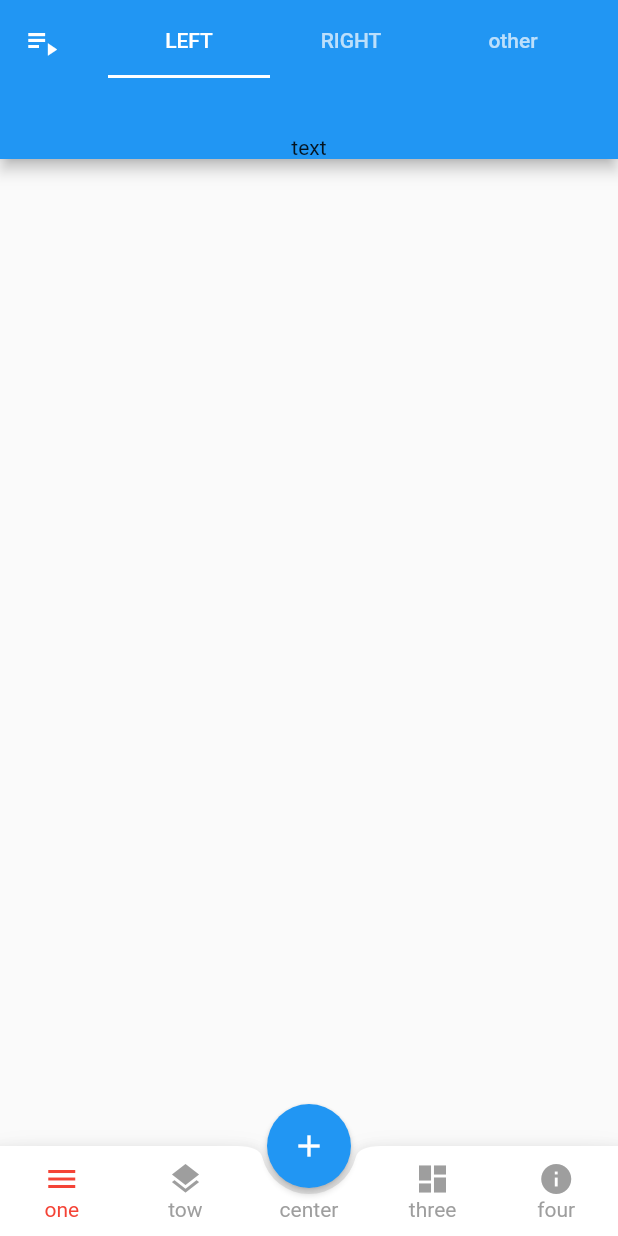
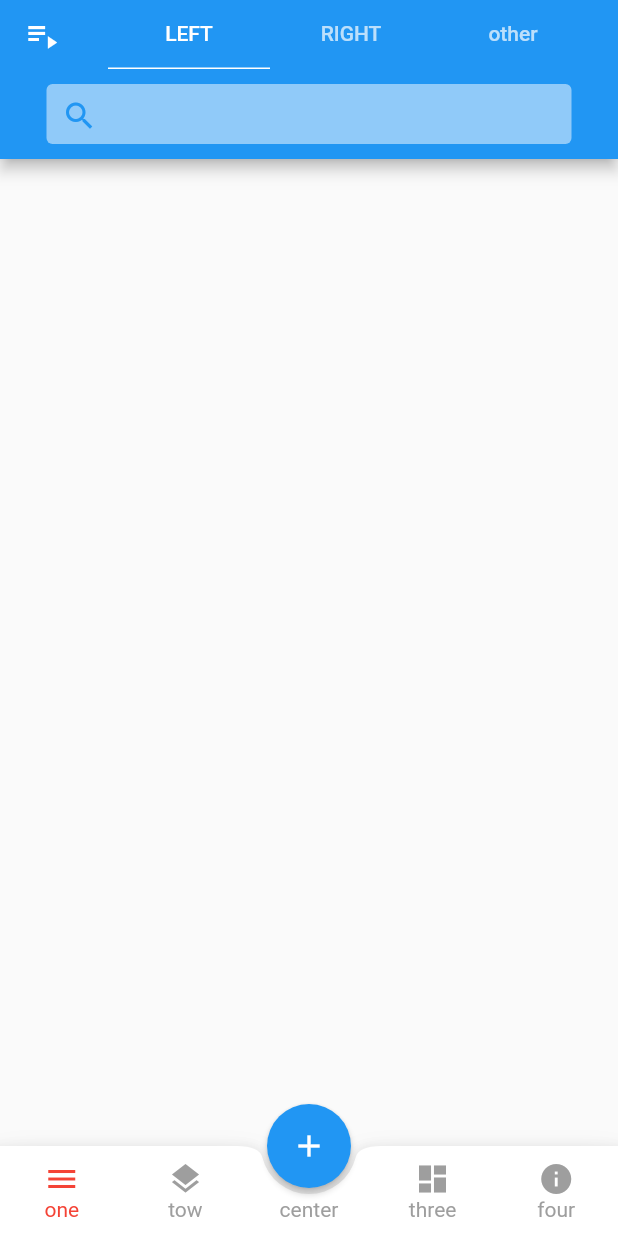
Before and after one commit to lylong93/myapp, a Flutter app: the screen it shows after launch, on a phone screen of 412 x 824 dp. Run offline on Flutter 3.47's test engine with Material 2 defaults, Android fonts, the phone set to English and light mode, and no system bars.

Commit message:
searchbar

```diff
--- a/lib/views/home.dart
+++ b/lib/views/home.dart
@@ -1,4 +1,5 @@
 import 'package:flutter/material.dart';
+// import 'package:meta/meta.dart';
 class HomeScreen extends StatefulWidget {
   const HomeScreen({ Key key }) : super(key: key);
   @override
@@ -40,7 +41,7 @@ class _MyTabbedPageState extends State<HomeScreen> with SingleTickerProviderStat
           tabs: myTabs,
         ),
          bottom:PreferredSize(
-          child:(Text('text')),
+          child:(SerachBar()),
           preferredSize:Size(80.0,50.0)
         )
       ),
@@ -53,3 +54,32 @@ class _MyTabbedPageState extends State<HomeScreen> with SingleTickerProviderStat
     );
   }
 }
+
+class SerachBar extends StatelessWidget {
+  @override
+   Widget build(BuildContext context) {
+    return Container(
+      margin: EdgeInsets.all(10.0),
+      width: 350.00,
+      height: 40.00,
+      decoration:BoxDecoration(
+         color: Theme.of(context).backgroundColor,
+          borderRadius: BorderRadius.circular(4.0)),
+      child:  Row(
+        children: <Widget>[
+           Padding(
+            padding: EdgeInsets.only(right: 10.0, top: 3.0, left: 10.0),
+            child: Icon(Icons.search,
+                size: 24.0, color: Theme.of(context).accentColor),
+          ),
+      //     // new Expanded(
+      //       // child: new MaterialSearchInput(
+      //       //   placeholder: '搜索 flutter 组件',
+      //       //   // getResults: getResults,
+      //       // ),
+      //     // ),
+        ],
+      ),
+    );
+  }
+}
--- /dev/null
+++ b/lib/views/left.dart
@@ -0,0 +1,10 @@
+import 'package:flutter/material.dart';
+
+class MeScreen extends StatelessWidget{
+  @override
+  Widget build(BuildContext context) {
+    return Scaffold(
+      appBar: AppBar(title:Text('me')),
+    );
+  }
+}
```
